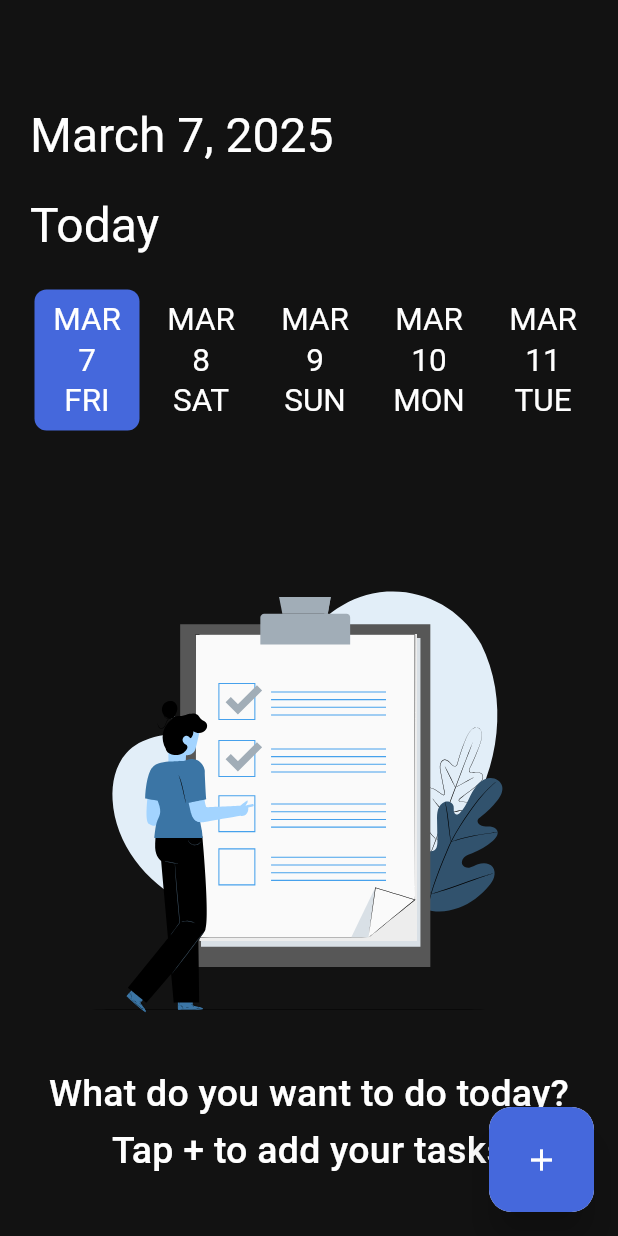
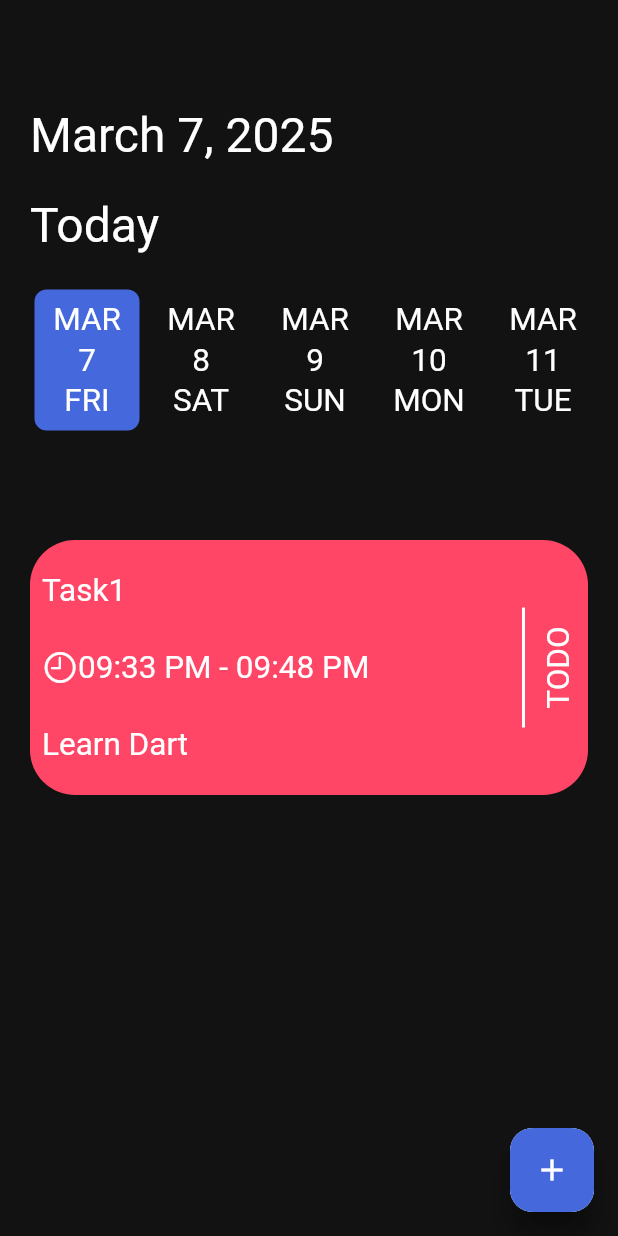
Before and after one commit to AbdulazizShaban2003/ToDo_App, a Flutter app: the HomeView screen opened directly, on a phone screen of 412 x 824 dp. Run offline on Flutter 3.47's test engine with Material 3 defaults, Android fonts, the phone set to English and light mode, and no system bars; drawn by our look-alikes of date_picker_timeline; our stand-ins replace get_it, lottie, shared_preferences, smooth_page_indicator, sqflite; accounts and stored records are empty.

Commit message:
add Task screen

```diff
--- /dev/null
+++ b/lib/features/home/components/task.dart
@@ -0,0 +1,68 @@
+import 'package:flutter/cupertino.dart';
+import 'package:flutter/material.dart';
+
+import '../../../core/themes/app_color.dart';
+
+class CustomTask extends StatelessWidget {
+  const CustomTask({
+    super.key,
+    required this.theme,
+  });
+
+  final TextTheme theme;
+
+  @override
+  Widget build(BuildContext context) {
+    return Container(
+      width: double.infinity,
+      height: 170,
+      decoration: BoxDecoration(
+        color: AppColor.redColor,
+        borderRadius: BorderRadius.circular(30),
+      ),
+      child: Padding(
+        padding: const EdgeInsets.all(8.0),
+        child: Row(
+          mainAxisAlignment: MainAxisAlignment.spaceBetween,
+          children: [
+            Column(
+              crossAxisAlignment: CrossAxisAlignment.start,
+              mainAxisAlignment: MainAxisAlignment.spaceAround,
+              children: [
+                Text("Task1", style: theme.displayMedium),
+                Row(
+                  mainAxisAlignment: MainAxisAlignment.spaceAround,
+                  children: [
+                    Icon(
+                      CupertinoIcons.clock,
+                      color: AppColor.whiteColor,
+                    ),
+                    Text(
+                      "09:33 PM - 09:48 PM",
+                      style: theme.displayMedium,
+                    ),
+                  ],
+                ),
+                Text("Learn Dart", style: theme.displayMedium),
+              ],
+            ),
+            Row(
+              children: [
+                Container(
+                  color: Colors.white,
+                  width: 2,
+                  height: 80,
+                  margin: EdgeInsets.only(right: 10),
+                ),
+                RotatedBox(
+                  quarterTurns: 3,
+                  child: Text("TODO", style: theme.displayMedium),
+                ),
+              ],
+            ),
+          ],
+        ),
+      ),
+    );
+  }
+}
--- a/lib/features/home/widget/custom_fab.dart
+++ b/lib/features/home/widget/custom_fab.dart
@@ -1,4 +1,5 @@
 import 'package:flutter/material.dart';
+import 'package:todo_app/features/home/task_view.dart';
 
 import '../../../core/themes/app_color.dart';
 
@@ -7,9 +8,9 @@ class FAB extends StatelessWidget {
 
   @override
   Widget build(BuildContext context) {
-    return InkWell(
-      onTap: () {
-
+    return FloatingActionButton(
+      onPressed: () {
+        Navigator.push(context, MaterialPageRoute(builder: (_)=>const AddTask()));
       },
       child: Material(
         borderRadius: BorderRadius.circular(15),
```
Also changed, not shown: lib/features/home/components/build_container.dart (added, +36 -0 lines), lib/features/home/components/no_task.dart (added, +33 -0 lines), lib/features/home/home_view.dart (+46 -14 lines), lib/features/home/task_view.dart (added, +46 -0 lines).
